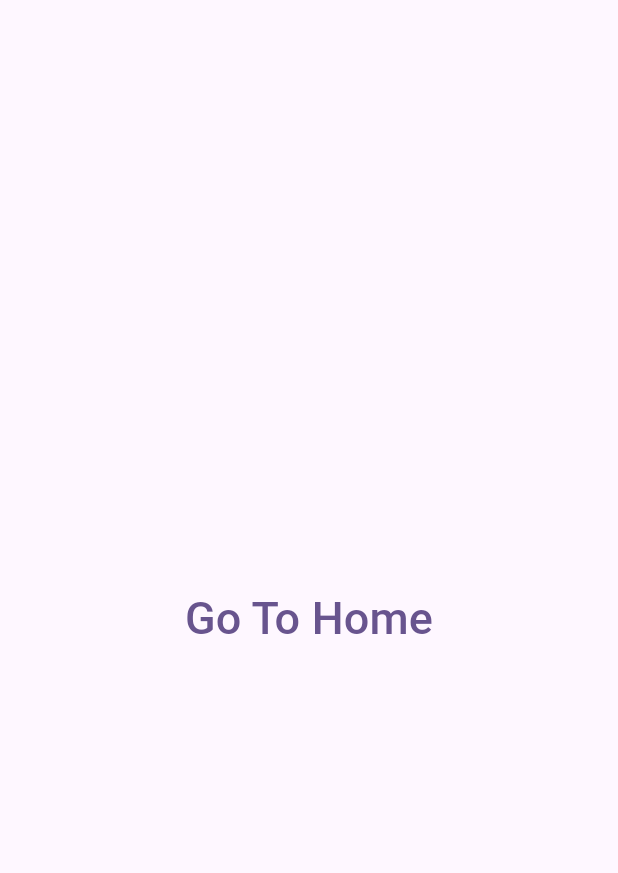
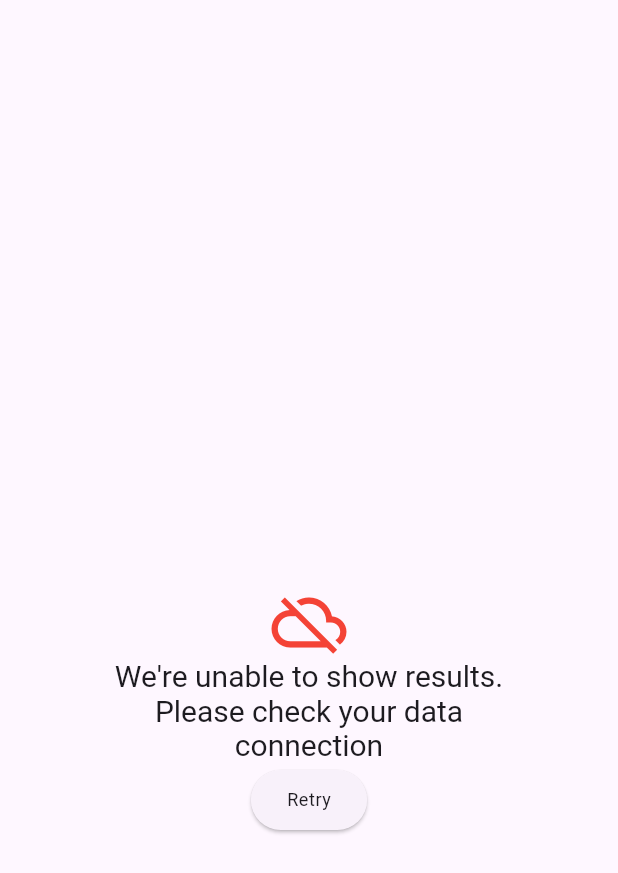
Before and after one commit to DevX-8630/flutter_bloc_clean_arch, a Flutter app: the SplashScreen screen opened directly, on a phone screen of 412 x 824 dp. Shown: the top 873 px of the screen. Run offline on Flutter 3.47's test engine with Material 3 defaults, Android fonts, the phone set to English and light mode, and no system bars.

Commit message:
components added

```diff
--- /dev/null
+++ b/lib/view/config/components/internet_exception_widget.dart
@@ -0,0 +1,39 @@
+import 'package:flutter/material.dart';
+
+class InternetExceptionWidget extends StatelessWidget {
+  const InternetExceptionWidget({
+    super.key,
+    required this.onPressed,
+  });
+
+  final VoidCallback onPressed;
+  @override
+  Widget build(BuildContext context) {
+    return Column(
+      children: [
+        SizedBox(
+          height: MediaQuery.sizeOf(context).height * .15,
+        ),
+        const Icon(
+          Icons.cloud_off,
+          color: Colors.red,
+          size: 50,
+        ),
+        Text(
+          "We're unable to show results.\nPlease check your data\nconnection",
+          textAlign: TextAlign.center,
+          style: Theme.of(context).textTheme.displayMedium!.copyWith(
+                fontSize: 20,
+              ),
+        ),
+        ElevatedButton(
+          onPressed: onPressed,
+          child: Text(
+            'Retry',
+            style: Theme.of(context).textTheme.bodySmall,
+          ),
+        )
+      ],
+    );
+  }
+}
--- a/lib/view/splash/splash_screen.dart
+++ b/lib/view/splash/splash_screen.dart
@@ -1,5 +1,9 @@
 import 'package:flutter/material.dart';
+import '../config/components/internet_exception_widget.dart';
+import '../config/components/loading_widget.dart';
 import 'package:flutter_bloc_clean_arch/view/config/routes/routes_name.dart';
+
+import '../config/components/round_button.dart';
 
 class SplashScreen extends StatefulWidget {
   const SplashScreen({super.key});
@@ -13,7 +17,19 @@ class _SplashScreenState extends State<SplashScreen> {
   Widget build(BuildContext context) {
     return Scaffold(
       body: Center(
-        child: TextButton(
+        child: Column(
+          mainAxisAlignment: MainAxisAlignment.center,
+          children: [
+            InternetExceptionWidget(
+              onPressed: () {},
+            ),
+            /*  RoundButton(
+              onTap: () {},
+              title: 'Button',
+              height: 50,
+            ),
+            const LoadingWidget(),
+            TextButton(
               onPressed: () => Navigator.pushNamed(context, RoutesName.homeScreen),
               child: const Text(
                 'Go To Home',
@@ -21,6 +37,8 @@ class _SplashScreenState extends State<SplashScreen> {
                   fontSize: 30,
                 ),
               ),
+            ), */
+          ],
         ),
       ),
     );
```
Also changed, not shown: lib/view/config/app_colors/app_colors.dart (added, +7 -0 lines), lib/view/config/components/loading_widget.dart (added, +31 -0 lines), lib/view/config/components/round_button.dart (added, +31 -0 lines). Lines whose indentation alone changed are shown as unchanged.
